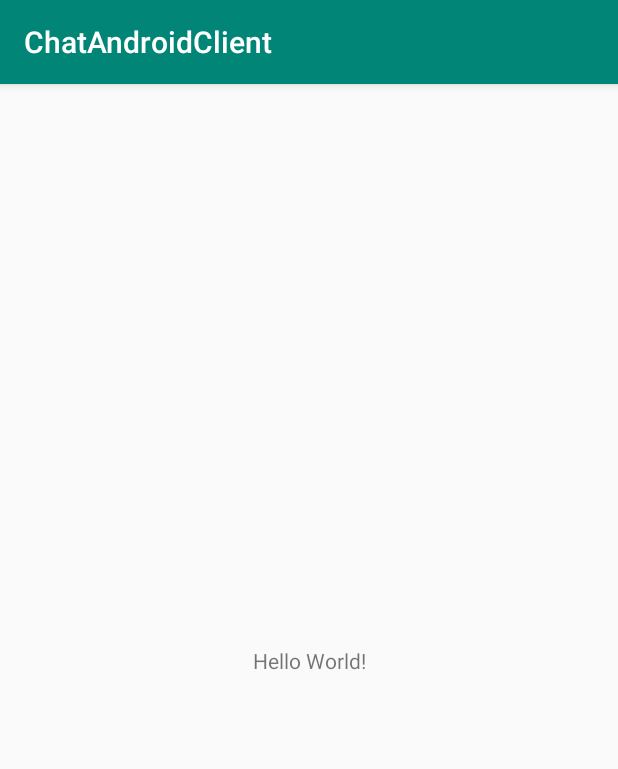
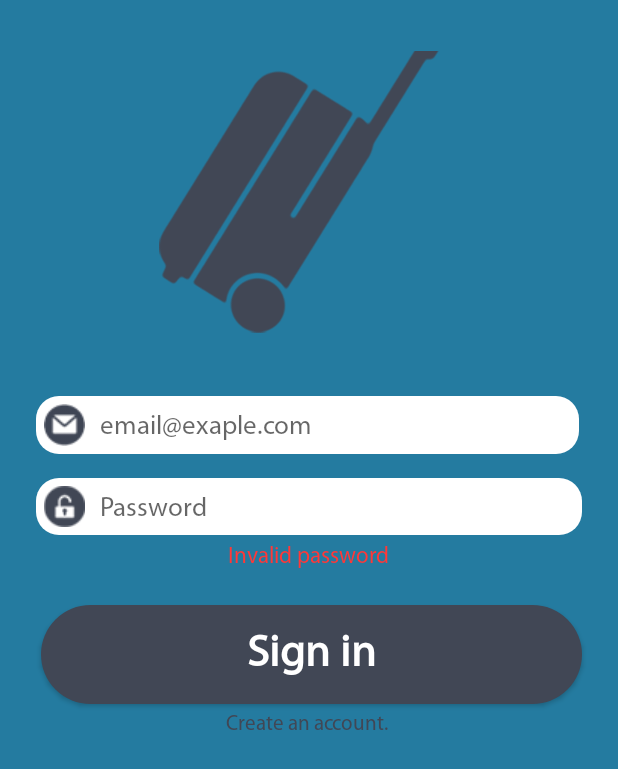
Before and after one commit to m77m77/kufr.ko-Android-Client, an Android app: the screen it shows after launch (MainActivity before the commit, LoginActivity after it), on a phone screen of 412 x 824 dp. Shown: the top 769 px of the screen. Run offline under Robolectric (Android 15) with nearby library versions, the light colour scheme and no system bars.

Commit message:
LoginActivity

```diff
--- a/app/src/main/AndroidManifest.xml
+++ b/app/src/main/AndroidManifest.xml
@@ -10,6 +10,9 @@
         android:supportsRtl="true"
         android:theme="@style/AppTheme">
         <activity android:name=".MainActivity">
+
+        </activity>
+        <activity android:name=".LoginActivity">
             <intent-filter>
                 <action android:name="android.intent.action.MAIN" />
 
--- /dev/null
+++ b/app/src/main/java/ko/kufr/m77m77/chatandroidclient/LoginActivity.java
@@ -0,0 +1,51 @@
+package ko.kufr.m77m77.chatandroidclient;
+
+import android.support.v7.app.AppCompatActivity;
+import android.os.Bundle;
+import android.view.View;
+import android.widget.Button;
+import android.widget.EditText;
+import android.widget.TextView;
+
+public class LoginActivity extends AppCompatActivity {
+
+    private EditText nameField;
+    private Button button;
+    private TextView crtAcc;
+
+    private boolean inRegister;
+
+    @Override
+    protected void onCreate(Bundle savedInstanceState) {
+        super.onCreate(savedInstanceState);
+        setContentView(R.layout.activity_login);
+        getSupportActionBar().hide();
+
+        this.nameField = findViewById(R.id.name);
+        this.button = this.findViewById(R.id.loginButton);
+        this.crtAcc = this.findViewById(R.id.crt_account);
+
+        this.inRegister = false;
+        this.nameField.setVisibility(View.GONE);
+    }
+
+    public  void onClickCreateNewAccount(View view) {
+        if(view == this.crtAcc) {
+            if(this.inRegister) {
+                this.nameField.setVisibility(View.GONE);
+                this.button.setText(R.string.login_button_signIn);
+                this.crtAcc.setText(R.string.login_text_crt);
+
+            }else {
+                this.nameField.setVisibility(View.VISIBLE);
+                this.nameField.setText("");
+
+                this.button.setText(R.string.login_button_register);
+
+                this.crtAcc.setText(R.string.login_text_already);
+            }
+
+            this.inRegister = !this.inRegister;
+        }
+    }
+}
--- a/app/src/main/java/ko/kufr/m77m77/chatandroidclient/MainActivity.java
+++ b/app/src/main/java/ko/kufr/m77m77/chatandroidclient/MainActivity.java
@@ -9,5 +9,10 @@ public class MainActivity extends AppCompatActivity {
     protected void onCreate(Bundle savedInstanceState) {
         super.onCreate(savedInstanceState);
         setContentView(R.layout.activity_main);
+
+        getSupportActionBar().setDisplayHomeAsUpEnabled(true);
+        getSupportActionBar().setDisplayShowHomeEnabled(true);
+        getSupportActionBar().setLogo(R.mipmap.ic_launcher);
+        getSupportActionBar().setDisplayUseLogoEnabled(true);
     }
 }
--- /dev/null
+++ b/app/src/main/res/drawable/ic_button_background.xml
@@ -0,0 +1,8 @@
+<?xml version="1.0" encoding="utf-8"?>
+<shape
+    xmlns:android="http://schemas.android.com/apk/res/android"
+    android:shape="rectangle">
+
+    <corners android:radius="50dp" />
+    <solid android:color="@color/buttonBackground" />
+</shape>
--- /dev/null
+++ b/app/src/main/res/drawable/ic_input_background.xml
@@ -0,0 +1,8 @@
+<?xml version="1.0" encoding="utf-8"?>
+<shape
+    xmlns:android="http://schemas.android.com/apk/res/android"
+    android:shape="rectangle">
+
+    <corners android:radius="15dp" />
+    <solid android:color="@android:color/white" />
+</shape>
--- /dev/null
+++ b/app/src/main/res/font/myriad.xml
@@ -0,0 +1,7 @@
+<?xml version="1.0" encoding="utf-8"?>
+<font-family xmlns:android="http://schemas.android.com/apk/res/android">
+    <font
+        android:fontStyle="normal"
+        android:fontWeight="400"
+        android:font="@font/myriad_pro_regular" />
+</font-family>
--- /dev/null
+++ b/app/src/main/res/layout/activity_login.xml
@@ -0,0 +1,144 @@
+<?xml version="1.0" encoding="utf-8"?>
+<android.support.constraint.ConstraintLayout xmlns:android="http://schemas.android.com/apk/res/android"
+    xmlns:app="http://schemas.android.com/apk/res-auto"
+    xmlns:tools="http://schemas.android.com/tools"
+    android:layout_width="match_parent"
+    android:layout_height="match_parent"
+    android:background="@color/colorPrimary"
+    tools:context=".LoginActivity">
+
+    <EditText
+        android:id="@+id/name"
+        android:layout_width="0dp"
+        android:layout_height="wrap_content"
+        android:layout_marginStart="24dp"
+        android:layout_marginLeft="24dp"
+        android:layout_marginTop="14dp"
+        android:layout_marginEnd="26dp"
+        android:layout_marginRight="26dp"
+        android:background="@drawable/ic_input_background"
+        android:drawableStart="@drawable/input_email"
+        android:drawablePadding="10dp"
+        android:ems="10"
+        android:hint="@string/login_placeholder_name"
+        android:inputType="textPersonName"
+        android:padding="5dp"
+        android:visibility="visible"
+        app:layout_constraintEnd_toEndOf="parent"
+        app:layout_constraintHorizontal_bias="0.505"
+        app:layout_constraintStart_toStartOf="parent"
+        app:layout_constraintTop_toBottomOf="@+id/imageView"
+        android:drawableLeft="@drawable/input_email" />
+
+    <EditText
+        android:id="@+id/email"
+        android:layout_width="0dp"
+        android:layout_height="wrap_content"
+        android:layout_marginStart="24dp"
+        android:layout_marginLeft="24dp"
+        android:layout_marginTop="16dp"
+        android:layout_marginEnd="26dp"
+        android:layout_marginRight="26dp"
+        android:background="@drawable/ic_input_background"
+        android:drawableStart="@drawable/input_email"
+        android:drawablePadding="10dp"
+        android:ems="10"
+        android:hint="@string/login_placeholder_email"
+        android:inputType="textEmailAddress"
+        android:padding="5dp"
+        app:layout_constraintEnd_toEndOf="parent"
+        app:layout_constraintHorizontal_bias="0.0"
+        app:layout_constraintStart_toStartOf="parent"
+        app:layout_constraintTop_toBottomOf="@+id/name"
+        android:drawableLeft="@drawable/input_email" />
+
+    <EditText
+        android:id="@+id/password"
+        android:layout_width="0dp"
+        android:layout_height="wrap_content"
+        android:layout_marginStart="24dp"
+        android:layout_marginLeft="24dp"
+        android:layout_marginTop="16dp"
+        android:layout_marginEnd="24dp"
+        android:layout_marginRight="24dp"
+        android:background="@drawable/ic_input_background"
+        android:drawableStart="@drawable/input_password"
+        android:drawablePadding="10dp"
+        android:ems="10"
+        android:hint="@string/login_placeholder_password"
+        android:inputType="textPassword"
+        android:padding="5dp"
+        app:layout_constraintEnd_toEndOf="parent"
+        app:layout_constraintHorizontal_bias="0.0"
+        app:layout_constraintStart_toStartOf="parent"
+        app:layout_constraintTop_toBottomOf="@+id/email"
+        android:drawableLeft="@drawable/input_password" />
+
+    <TextView
+        android:id="@+id/error_message"
+        android:layout_width="wrap_content"
+        android:layout_height="wrap_content"
+        android:layout_marginStart="8dp"
+        android:layout_marginLeft="8dp"
+        android:layout_marginTop="4dp"
+        android:layout_marginEnd="8dp"
+        android:layout_marginRight="8dp"
+        android:text="Invalid password"
+        android:textColor="@color/errorMessage"
+        android:textSize="15sp"
+        app:layout_constraintEnd_toEndOf="parent"
+        app:layout_constraintStart_toStartOf="parent"
+        app:layout_constraintTop_toBottomOf="@+id/password" />
+
+    <ImageView
+        android:id="@+id/imageView"
+        android:layout_width="200dp"
+        android:layout_height="240dp"
+        android:layout_marginTop="8dp"
+        android:contentDescription="@string/app_name"
+        app:layout_constraintEnd_toEndOf="parent"
+        app:layout_constraintStart_toStartOf="parent"
+        app:layout_constraintTop_toTopOf="parent"
+        app:srcCompat="@drawable/kufr_logo" />
+
+    <Button
+        android:id="@+id/loginButton"
+        android:layout_width="0dp"
+        android:layout_height="wrap_content"
+        android:layout_marginStart="27dp"
+        android:layout_marginLeft="27dp"
+        android:layout_marginTop="24dp"
+        android:layout_marginEnd="24dp"
+        android:layout_marginRight="24dp"
+        android:background="@drawable/ic_button_background"
+        android:includeFontPadding="false"
+        android:padding="18dp"
+        android:text="@string/login_button_signIn"
+        android:textAllCaps="false"
+        android:textColor="@android:color/white"
+        android:textSize="30sp"
+        android:textStyle="bold"
+        app:layout_constraintEnd_toEndOf="parent"
+        app:layout_constraintStart_toStartOf="parent"
+        app:layout_constraintTop_toBottomOf="@+id/error_message" />
+
+    <TextView
+        android:id="@+id/crt_account"
+        android:layout_width="wrap_content"
+        android:layout_height="19dp"
+        android:layout_marginStart="8dp"
+        android:layout_marginLeft="8dp"
+        android:layout_marginTop="4dp"
+        android:layout_marginEnd="10dp"
+        android:layout_marginRight="10dp"
+        android:clickable="true"
+        android:focusable="true"
+        android:onClick="onClickCreateNewAccount"
+        android:text="@string/login_text_crt"
+        android:textColor="@color/buttonBackground"
+        android:visibility="visible"
+        app:layout_constraintEnd_toEndOf="parent"
+        app:layout_constraintStart_toStartOf="parent"
+        app:layout_constraintTop_toBottomOf="@+id/loginButton" />
+
+</android.support.constraint.ConstraintLayout>
--- a/app/src/main/res/layout/activity_main.xml
+++ b/app/src/main/res/layout/activity_main.xml
@@ -7,6 +7,7 @@
     tools:context=".MainActivity">
 
     <TextView
+        android:id="@+id/textView2"
         android:layout_width="wrap_content"
         android:layout_height="wrap_content"
         android:text="Hello World!"
@@ -15,4 +16,43 @@
         app:layout_constraintRight_toRightOf="parent"
         app:layout_constraintTop_toTopOf="parent" />
 
+    <android.support.constraint.ConstraintLayout
+        android:layout_width="match_parent"
+        android:layout_height="wrap_content"
+        android:background="@color/colorPrimary"
+        app:layout_constraintEnd_toEndOf="parent"
+        app:layout_constraintStart_toStartOf="parent">
+
+        <TextView
+            android:id="@+id/textView3"
+            android:layout_width="wrap_content"
+            android:layout_height="wrap_content"
+            android:layout_marginStart="24dp"
+            android:layout_marginLeft="24dp"
+            android:layout_marginTop="8dp"
+            android:layout_marginBottom="11dp"
+            android:text="Matouš Kulhan"
+            android:textColor="@android:color/white"
+            android:textSize="24sp"
+            app:layout_constraintBottom_toBottomOf="parent"
+            app:layout_constraintStart_toEndOf="@+id/imageView2"
+            app:layout_constraintTop_toTopOf="parent"
+            app:layout_constraintVertical_bias="0.51" />
+
+        <ImageView
+            android:id="@+id/imageView2"
+            android:layout_width="50dp"
+            android:layout_height="50dp"
+            android:layout_marginStart="16dp"
+            android:layout_marginLeft="16dp"
+            android:layout_marginTop="16dp"
+            android:layout_marginBottom="16dp"
+            app:layout_constraintBottom_toBottomOf="parent"
+            app:layout_constraintStart_toStartOf="parent"
+            app:layout_constraintTop_toTopOf="parent"
+            app:srcCompat="@mipmap/ic_launcher_round"
+            tools:srcCompat="@tools:sample/avatars" />
+
+    </android.support.constraint.ConstraintLayout>
+
 </android.support.constraint.ConstraintLayout>
--- a/app/src/main/res/values/colors.xml
+++ b/app/src/main/res/values/colors.xml
@@ -1,6 +1,9 @@
 <?xml version="1.0" encoding="utf-8"?>
 <resources>
-    <color name="colorPrimary">#008577</color>
-    <color name="colorPrimaryDark">#00574B</color>
-    <color name="colorAccent">#D81B60</color>
+    <color name="colorPrimary">#247BA0</color>
+    <color name="colorPrimaryDark">#247BA0</color>
+    <color name="colorAccent">#000000</color>
+    <color name="buttonBackground">#414755</color>
+    <color name="errorMessage">#FF3838</color>
+    <color name="greyTxt">#7C7C7C</color>
 </resources>
--- a/app/src/main/res/values/strings.xml
+++ b/app/src/main/res/values/strings.xml
@@ -1,3 +1,21 @@
 <resources>
     <string name="app_name">ChatAndroidClient</string>
+    <!-- Strings related to login -->
+    <string name="login_placeholder_name">Username</string>
+    <string name="login_placeholder_email">email@exaple.com</string>
+    <string name="login_placeholder_password">Password</string>
+    <string name="login_button_signIn">Sign in</string>
+    <string name="login_button_register">Register</string>
+    <string name="login_text_crt">Create an account.</string>
+    <string name="login_text_already">Already have an account? Sign in</string>
+    <string name="error_invalid_email">This email address is invalid</string>
+    <string name="error_invalid_password">This password is too short</string>
+    <string name="error_incorrect_password">This password is incorrect</string>
+    <string name="error_field_required">This field is required</string>
+    <string name="permission_rationale">"Contacts permissions are needed for providing email
+        completions."
+    </string>
+
+    <!-- TODO: Remove or change this placeholder text -->
+    <string name="hello_blank_fragment">Hello blank fragment</string>
 </resources>
--- a/app/src/main/res/values/styles.xml
+++ b/app/src/main/res/values/styles.xml
@@ -6,6 +6,7 @@
         <item name="colorPrimary">@color/colorPrimary</item>
         <item name="colorPrimaryDark">@color/colorPrimaryDark</item>
         <item name="colorAccent">@color/colorAccent</item>
+        <item name="android:fontFamily">@font/myriad</item>
     </style>
 
 </resources>
```
Also changed, not shown: app/build.gradle (+6 -2 lines), app/src/main/res/drawable/input_email.png (added), app/src/main/res/drawable/input_password.png (added), app/src/main/res/drawable/kufr_logo.png (added), app/src/main/res/font/myriad_pro_regular.ttf (added).
